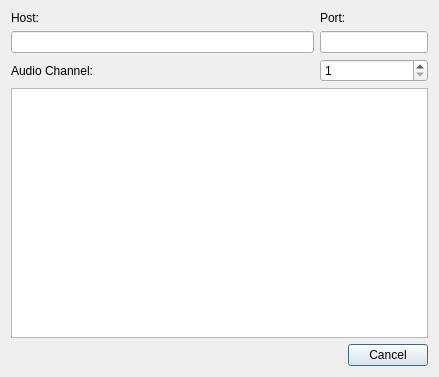
Before: the Qt Designer form tvnao/timeshift_dialog.ui in loimu/tvnao, drawn with Qt 5.
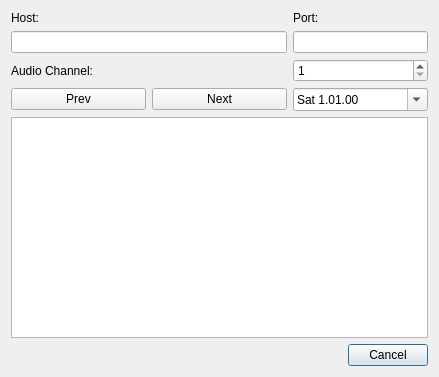
After: the same form once the commit is applied.

Commit message: add ability to browse through days in the timeshift dialog

The edit to the form file:
```diff
--- a/tvnao/timeshift_dialog.ui
+++ b/tvnao/timeshift_dialog.ui
@@ -14,47 +14,7 @@
    <string>Dialog</string>
   </property>
   <layout class="QGridLayout" name="gridLayout_2">
-   <item row="0" column="0">
-    <widget class="QLabel" name="hostLabel">
-     <property name="text">
-      <string>Host:</string>
-     </property>
-    </widget>
-   </item>
-   <item row="0" column="1" colspan="2">
-    <widget class="QLabel" name="portLabel">
-     <property name="text">
-      <string>Port:</string>
-     </property>
-    </widget>
-   </item>
-   <item row="1" column="0">
-    <widget class="QLineEdit" name="hostEdit"/>
-   </item>
-   <item row="3" column="0" colspan="3">
-    <widget class="QListWidget" name="listWidget"/>
-   </item>
-   <item row="2" column="0">
-    <widget class="QLabel" name="audioLabel">
-     <property name="text">
-      <string>Audio Channel:</string>
-     </property>
-    </widget>
-   </item>
-   <item row="1" column="1" colspan="2">
-    <widget class="QLineEdit" name="portEdit"/>
-   </item>
-   <item row="2" column="1" colspan="2">
-    <widget class="QSpinBox" name="audioSpinBox">
-     <property name="minimum">
-      <number>1</number>
-     </property>
-     <property name="value">
-      <number>1</number>
-     </property>
-    </widget>
-   </item>
-   <item row="4" column="1" colspan="2">
+   <item row="5" column="2" colspan="2">
     <widget class="QDialogButtonBox" name="buttonBox">
      <property name="orientation">
       <enum>Qt::Horizontal</enum>
@@ -64,6 +24,77 @@
      </property>
     </widget>
    </item>
+   <item row="0" column="3">
+    <widget class="QLabel" name="portLabel">
+     <property name="text">
+      <string>Port:</string>
+     </property>
+    </widget>
+   </item>
+   <item row="2" column="3">
+    <widget class="QSpinBox" name="audioSpinBox">
+     <property name="minimum">
+      <number>1</number>
+     </property>
+     <property name="value">
+      <number>1</number>
+     </property>
+    </widget>
+   </item>
+   <item row="3" column="3">
+    <widget class="QDateEdit" name="dateEdit">
+     <property name="displayFormat">
+      <string>ddd d.MM.yy</string>
+     </property>
+     <property name="calendarPopup">
+      <bool>true</bool>
+     </property>
+    </widget>
+   </item>
+   <item row="1" column="3">
+    <widget class="QLineEdit" name="portEdit">
+     <property name="sizePolicy">
+      <sizepolicy hsizetype="Minimum" vsizetype="Fixed">
+       <horstretch>0</horstretch>
+       <verstretch>0</verstretch>
+      </sizepolicy>
+     </property>
+    </widget>
+   </item>
+   <item row="3" column="2">
+    <widget class="QPushButton" name="nextButton">
+     <property name="text">
+      <string>Next</string>
+     </property>
+    </widget>
+   </item>
+   <item row="3" column="1">
+    <widget class="QPushButton" name="prevButton">
+     <property name="text">
+      <string>Prev</string>
+     </property>
+    </widget>
+   </item>
+   <item row="2" column="1" colspan="2">
+    <widget class="QLabel" name="audioLabel">
+     <property name="text">
+      <string>Audio Channel:</string>
+     </property>
+    </widget>
+   </item>
+   <item row="1" column="1" colspan="2">
+    <widget class="QLineEdit" name="hostEdit"/>
+   </item>
+   <item row="4" column="1" colspan="3">
+    <widget class="QListWidget" name="listWidget"/>
+   </item>
+   <item row="0" column="1" colspan="2">
+    <widget class="QLabel" name="hostLabel">
+     <property name="text">
+      <string>Host:</string>
+     </property>
+    </widget>
+   </item>
   </layout>
  </widget>
  <resources/>
```
Left out of the diff: 8 changed lines with no effect on the pictures. The commit also changes 4 other files.
